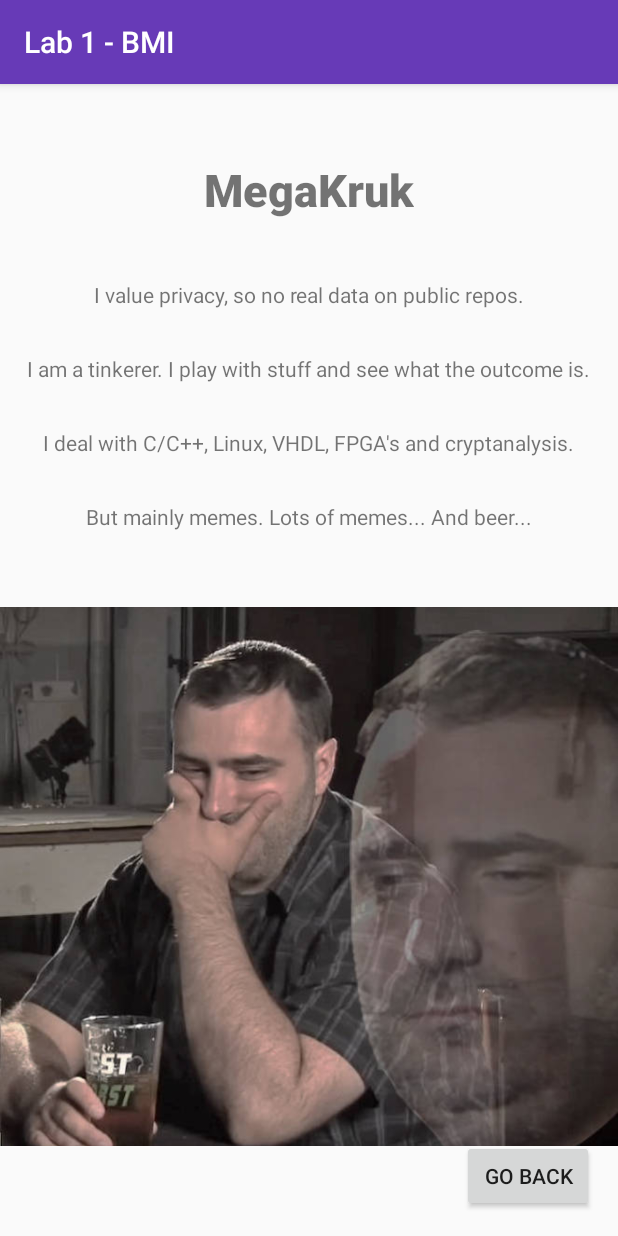
After one commit to MegaKruk/PWr-MMS-Lab, an Android app: the AboutActivity screen opened directly, with no data from a screen before it, on a phone screen of 412 x 824 dp. The commit adds this screen. Run offline under Robolectric (Android 15) with nearby library versions, the phone set to English and light mode, and no system bars; 1 statement that could not run was skipped.

Commit message:
AboutActivity doesn't see activity_about.xml

```diff
--- a/Lab1/app/src/main/AndroidManifest.xml
+++ b/Lab1/app/src/main/AndroidManifest.xml
@@ -9,8 +9,7 @@
         android:roundIcon="@mipmap/ic_launcher_round"
         android:supportsRtl="true"
         android:theme="@style/AppTheme">
-        <activity android:name=".ResultActivity"></activity>
-        <activity android:name=".Result" />
+        <activity android:name=".AboutActivity"></activity>
         <activity android:name=".MainActivity">
             <intent-filter>
                 <action android:name="android.intent.action.MAIN" />
--- /dev/null
+++ b/Lab1/app/src/main/java/com/example/lab1/AboutActivity.kt
@@ -0,0 +1,20 @@
+package com.example.lab1
+
+import android.content.Intent
+import androidx.appcompat.app.AppCompatActivity
+import android.os.Bundle
+import android.widget.Button
+
+class AboutActivity : AppCompatActivity() {
+
+    override fun onCreate(savedInstanceState: Bundle?) {
+        super.onCreate(savedInstanceState)
+        setContentView(R.layout.activity_about)
+
+        val aboutEvent = findViewById<Button>(R.id.buttonAbout)
+        aboutEvent.setOnClickListener{
+            val intent = Intent(this, MainActivity::class.java)
+            startActivity(intent)
+        }
+    }
+}
--- /dev/null
+++ b/Lab1/app/src/main/res/layout/activity_about.xml
@@ -0,0 +1,93 @@
+<?xml version="1.0" encoding="utf-8"?>
+<androidx.constraintlayout.widget.ConstraintLayout xmlns:android="http://schemas.android.com/apk/res/android"
+    xmlns:app="http://schemas.android.com/apk/res-auto"
+    xmlns:tools="http://schemas.android.com/tools"
+    android:layout_width="match_parent"
+    android:layout_height="match_parent"
+    tools:context=".AboutActivity">
+
+    <TextView
+        android:id="@+id/authorName"
+        android:layout_width="wrap_content"
+        android:layout_height="wrap_content"
+        android:layout_marginStart="20dp"
+        android:layout_marginTop="50dp"
+        android:layout_marginEnd="20dp"
+        android:fontFamily="sans-serif-black"
+        android:text="@string/megakruk"
+        android:textSize="30sp"
+        app:layout_constraintEnd_toEndOf="parent"
+        app:layout_constraintStart_toStartOf="parent"
+        app:layout_constraintTop_toTopOf="parent" />
+
+    <TextView
+        android:id="@+id/authorDescription1"
+        android:layout_width="wrap_content"
+        android:layout_height="wrap_content"
+        android:layout_marginStart="16dp"
+        android:layout_marginTop="40dp"
+        android:layout_marginEnd="16dp"
+        android:text="@string/i_value_privacy_so_no_real_data_on_public_repos"
+        app:layout_constraintEnd_toEndOf="parent"
+        app:layout_constraintStart_toStartOf="parent"
+        app:layout_constraintTop_toBottomOf="@+id/authorName" />
+
+    <TextView
+        android:id="@+id/authorDescription2"
+        android:layout_width="wrap_content"
+        android:layout_height="wrap_content"
+        android:layout_marginStart="16dp"
+        android:layout_marginTop="30dp"
+        android:layout_marginEnd="16dp"
+        android:text="@string/i_am_a_tinkerer_i_play_with_stuff_and_see_what_the_outcome_is"
+        app:layout_constraintEnd_toEndOf="parent"
+        app:layout_constraintStart_toStartOf="parent"
+        app:layout_constraintTop_toBottomOf="@+id/authorDescription1" />
+
+    <TextView
+        android:id="@+id/authorDescription3"
+        android:layout_width="wrap_content"
+        android:layout_height="wrap_content"
+        android:layout_marginStart="16dp"
+        android:layout_marginTop="30dp"
+        android:layout_marginEnd="16dp"
+        android:text="@string/i_deal_with_c_c_linux_vhdl_fpga_s_and_cryptanalysis"
+        app:layout_constraintEnd_toEndOf="parent"
+        app:layout_constraintStart_toStartOf="parent"
+        app:layout_constraintTop_toBottomOf="@+id/authorDescription2" />
+
+    <TextView
+        android:id="@+id/authorDescription4"
+        android:layout_width="wrap_content"
+        android:layout_height="wrap_content"
+        android:layout_marginStart="16dp"
+        android:layout_marginTop="30dp"
+        android:layout_marginEnd="16dp"
+        android:text="@string/but_mainly_memes_lots_of_memes"
+        app:layout_constraintEnd_toEndOf="parent"
+        app:layout_constraintStart_toStartOf="parent"
+        app:layout_constraintTop_toBottomOf="@+id/authorDescription3" />
+
+    <ImageView
+        android:id="@+id/imageView"
+        android:layout_width="412dp"
+        android:layout_height="363dp"
+        android:layout_marginTop="30dp"
+        android:layout_marginBottom="40dp"
+        app:layout_constraintBottom_toBottomOf="parent"
+        app:layout_constraintEnd_toEndOf="parent"
+        app:layout_constraintStart_toStartOf="parent"
+        app:layout_constraintTop_toBottomOf="@+id/authorDescription4"
+        app:srcCompat="@drawable/mike_stoklasa" />
+
+    <Button
+        android:id="@+id/buttonBack"
+        android:layout_width="wrap_content"
+        android:layout_height="wrap_content"
+        android:layout_marginEnd="16dp"
+        android:layout_marginBottom="16dp"
+        android:text="Go back"
+        app:layout_constraintBottom_toBottomOf="parent"
+        app:layout_constraintEnd_toEndOf="parent" />
+
+</androidx.constraintlayout.widget.ConstraintLayout>
--- a/Lab1/app/src/main/res/values/colors.xml
+++ b/Lab1/app/src/main/res/values/colors.xml
@@ -2,5 +2,5 @@
 <resources>
     <color name="colorPrimary">#673AB7</color>
     <color name="colorPrimaryDark">#DF3F51B5</color>
-    <color name="colorAccent">#C1D9DC</color>
+    <color name="colorAccent">#FFFEFE</color>
 </resources>
--- a/Lab1/app/src/main/res/values/strings.xml
+++ b/Lab1/app/src/main/res/values/strings.xml
@@ -3,9 +3,15 @@
     <string name="mass_kg">Mass [kg]</string>
     <string name="height_cm">Height [cm]</string>
     <string name="count">Count</string>
-    <string name="chonk">chonk</string>
     <string name="bmi_value">BMI value</string>
     <string name="input_your_mass">Input your mass</string>
     <string name="input_your_height">Input your height</string>
     <string name="what_should_you_do">What should you do?</string>
+    <string name="about">About</string>
+    <string name="options">Options</string>
+    <string name="megakruk">MegaKruk</string>
+    <string name="i_value_privacy_so_no_real_data_on_public_repos">I value privacy, so no real data on public repos.</string>
+    <string name="i_am_a_tinkerer_i_play_with_stuff_and_see_what_the_outcome_is">I am a tinkerer. I play with stuff and see what the outcome is.</string>
+    <string name="but_mainly_memes_lots_of_memes">But mainly memes. Lots of memes... And beer...</string>
+    <string name="i_deal_with_c_c_linux_vhdl_fpga_s_and_cryptanalysis">I deal with C/C++, Linux, VHDL, FPGA\'s and cryptanalysis.</string>
 </resources>
```
Also changed, not shown: Lab1/app/src/main/java/com/example/lab1/MainActivity.kt (+39 -12 lines), Lab1/app/src/main/res/layout/activity_main.xml (+21 -0 lines), Lab1/app/src/main/res/drawable/mike_stoklasa.png (added).
